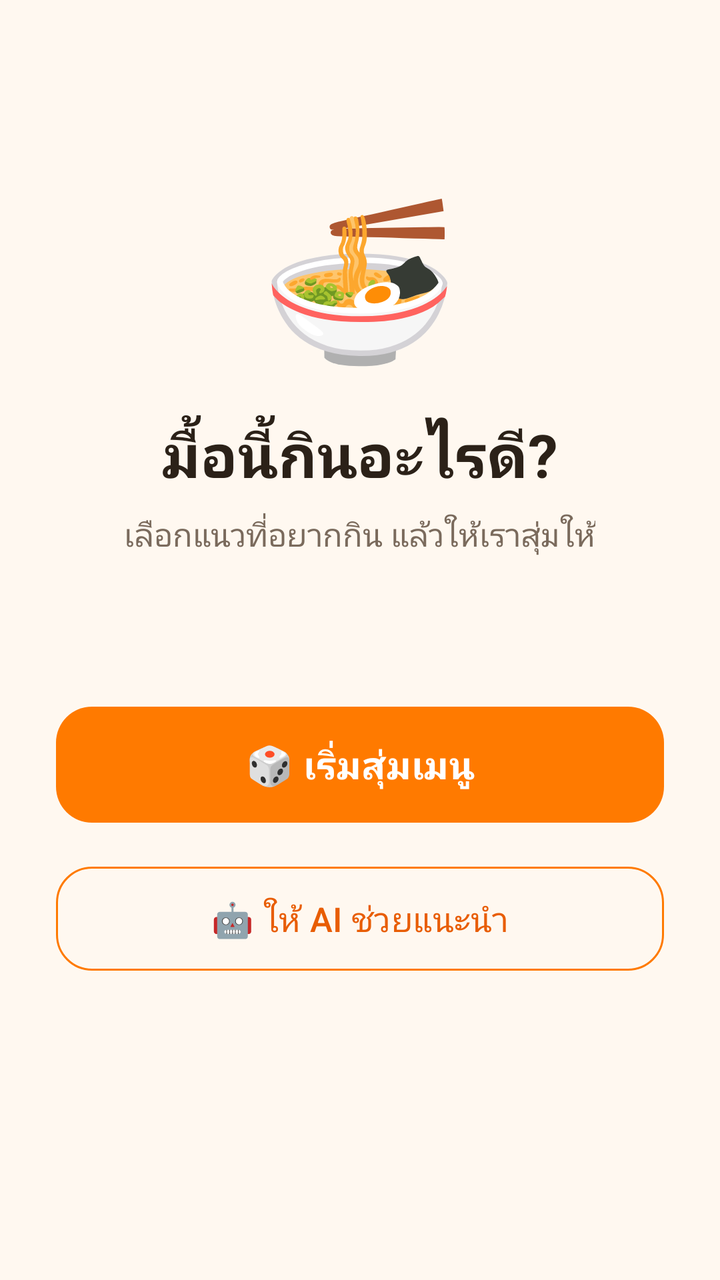
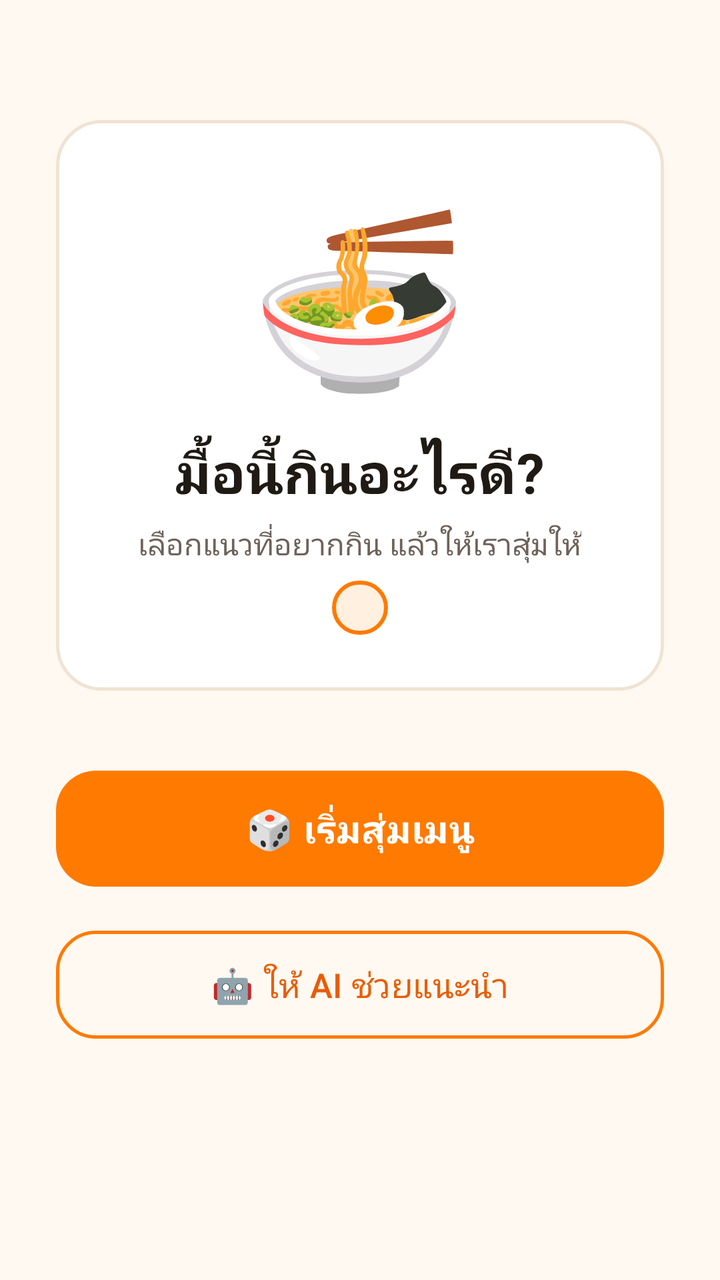

Screens rendered from an Android XML layout before and after an edit, with the pre-edit source and the edit as a unified diff.
<!-- AndroidManifest.xml: application theme Theme.GinRaiDee -->
<!-- res/layout/activity_main.xml -->
<?xml version="1.0" encoding="utf-8"?>
<ScrollView xmlns:android="http://schemas.android.com/apk/res/android"
    xmlns:app="http://schemas.android.com/apk/res-auto"
    android:layout_width="match_parent"
    android:layout_height="match_parent"
    android:background="@color/cream"
    android:fillViewport="true">

    <LinearLayout
        android:layout_width="match_parent"
        android:layout_height="wrap_content"
        android:gravity="center_horizontal"
        android:orientation="vertical"
        android:padding="28dp">

        <TextView
            android:layout_width="wrap_content"
            android:layout_height="wrap_content"
            android:layout_marginTop="56dp"
            android:text="🍜"
            android:textSize="80sp" />

        <TextView
            android:layout_width="wrap_content"
            android:layout_height="wrap_content"
            android:layout_marginTop="16dp"
            android:text="@string/main_title"
            android:textColor="@color/text_primary"
            android:textSize="30sp"
            android:textStyle="bold" />

        <TextView
            android:layout_width="wrap_content"
            android:layout_height="wrap_content"
            android:layout_marginTop="8dp"
            android:gravity="center"
            android:text="@string/main_subtitle"
            android:textColor="@color/text_secondary"
            android:textSize="16sp" />

        <TextView
            android:id="@+id/tvMenuCount"
            android:layout_width="wrap_content"
            android:layout_height="wrap_content"
            android:layout_marginTop="4dp"
            android:textColor="@color/text_secondary"
            android:textSize="14sp" />

        <com.google.android.material.button.MaterialButton
            android:id="@+id/btnStart"
            android:layout_width="match_parent"
            android:layout_height="66dp"
            android:layout_marginTop="48dp"
            android:text="@string/main_start"
            android:textSize="19sp"
            android:textStyle="bold"
            app:backgroundTint="@color/orange_primary"
            app:cornerRadius="18dp" />

        <com.google.android.material.button.MaterialButton
            android:id="@+id/btnAi"
            style="@style/Widget.Material3.Button.OutlinedButton"
            android:layout_width="match_parent"
            android:layout_height="60dp"
            android:layout_marginTop="14dp"
            android:text="@string/main_ai"
            android:textColor="@color/orange_dark"
            android:textSize="17sp"
            app:cornerRadius="18dp"
            app:strokeColor="@color/orange_primary" />

    </LinearLayout>
</ScrollView>
<!-- resources referenced by this layout -->
<resources>
  <color name="cream">#FFF8F0</color>
  <color name="orange_dark">#E85D04</color>
  <color name="orange_primary">#FF7A00</color>
  <color name="text_primary">#2B2118</color>
  <color name="text_secondary">#7A6A5C</color>
  <string name="main_ai">🤖  ให้ AI ช่วยแนะนำ</string>
  <string name="main_start">🎲  เริ่มสุ่มเมนู</string>
  <string name="main_subtitle">เลือกแนวที่อยากกิน แล้วให้เราสุ่มให้</string>
  <string name="main_title">มื้อนี้กินอะไรดี?</string>
  <style name="Theme.GinRaiDee" parent="Theme.Material3.DayNight.NoActionBar">
          <item name="colorPrimary">@color/orange_primary</item>
          <item name="colorPrimaryDark">@color/orange_dark</item>
          <item name="colorAccent">@color/orange_primary</item>
          <item name="android:windowBackground">@color/cream</item>
          <item name="android:statusBarColor">@color/orange_primary</item>
      </style>
</resources>

<!-- the commit's change to res/layout/activity_main.xml (unified diff, before → after) -->
@@ -13,61 +13,77 @@
         android:orientation="vertical"
         android:padding="28dp">
 
-        <TextView
-            android:layout_width="wrap_content"
+        <LinearLayout
+            android:layout_width="match_parent"
             android:layout_height="wrap_content"
-            android:layout_marginTop="56dp"
-            android:text="🍜"
-            android:textSize="80sp" />
+            android:layout_marginTop="32dp"
+            android:background="@drawable/bg_card"
+            android:gravity="center"
+            android:orientation="vertical"
+            android:padding="28dp">
 
-        <TextView
-            android:layout_width="wrap_content"
-            android:layout_height="wrap_content"
-            android:layout_marginTop="16dp"
-            android:text="@string/main_title"
-            android:textColor="@color/text_primary"
-            android:textSize="30sp"
-            android:textStyle="bold" />
+            <TextView
+                android:layout_width="wrap_content"
+                android:layout_height="wrap_content"
+                android:text="🍜"
+                android:textSize="88sp" />
 
-        <TextView
-            android:layout_width="wrap_content"
-            android:layout_height="wrap_content"
-            android:layout_marginTop="8dp"
-            android:gravity="center"
-            android:text="@string/main_subtitle"
-            android:textColor="@color/text_secondary"
-            android:textSize="16sp" />
+            <TextView
+                android:layout_width="wrap_content"
+                android:layout_height="wrap_content"
+                android:layout_marginTop="12dp"
+                android:text="@string/main_title"
+                android:textColor="@color/text_primary"
+                android:textSize="28sp"
+                android:textStyle="bold" />
 
-        <TextView
-            android:id="@+id/tvMenuCount"
-            android:layout_width="wrap_content"
-            android:layout_height="wrap_content"
-            android:layout_marginTop="4dp"
-            android:textColor="@color/text_secondary"
-            android:textSize="14sp" />
+            <TextView
+                android:layout_width="wrap_content"
+                android:layout_height="wrap_content"
+                android:layout_marginTop="6dp"
+                android:gravity="center"
+                android:text="@string/main_subtitle"
+                android:textColor="@color/text_secondary"
+                android:textSize="15sp" />
+
+            <TextView
+                android:id="@+id/tvMenuCount"
+                android:layout_width="wrap_content"
+                android:layout_height="wrap_content"
+                android:layout_marginTop="8dp"
+                android:background="@drawable/bg_spinner"
+                android:paddingStart="14dp"
+                android:paddingTop="4dp"
+                android:paddingEnd="14dp"
+                android:paddingBottom="4dp"
+                android:textColor="@color/orange_dark"
+                android:textSize="14sp"
+                android:textStyle="bold" />
+        </LinearLayout>
 
         <com.google.android.material.button.MaterialButton
             android:id="@+id/btnStart"
             android:layout_width="match_parent"
             android:layout_height="66dp"
-            android:layout_marginTop="48dp"
+            android:layout_marginTop="36dp"
             android:text="@string/main_start"
             android:textSize="19sp"
             android:textStyle="bold"
             app:backgroundTint="@color/orange_primary"
-            app:cornerRadius="18dp" />
+            app:cornerRadius="20dp" />
 
         <com.google.android.material.button.MaterialButton
             android:id="@+id/btnAi"
             style="@style/Widget.Material3.Button.OutlinedButton"
             android:layout_width="match_parent"
-            android:layout_height="60dp"
+            android:layout_height="62dp"
             android:layout_marginTop="14dp"
             android:text="@string/main_ai"
             android:textColor="@color/orange_dark"
             android:textSize="17sp"
-            app:cornerRadius="18dp"
-            app:strokeColor="@color/orange_primary" />
+            app:cornerRadius="20dp"
+            app:strokeColor="@color/orange_primary"
+            app:strokeWidth="1.5dp" />
 
     </LinearLayout>
 </ScrollView>
<!-- resource entries referenced after the edit -->
@@ -1,10 +1,30 @@
 <!-- resources referenced by this layout -->
 <resources>
-  <color name="cream">#FFF8F0</color>
+  <color name="cream">#FFF9F2</color>
   <color name="orange_dark">#E85D04</color>
   <color name="orange_primary">#FF7A00</color>
-  <color name="text_primary">#2B2118</color>
-  <color name="text_secondary">#7A6A5C</color>
+  <color name="text_primary">#1F1A14</color>
+  <color name="text_secondary">#6E6259</color>
+  <!-- drawable bg_card (drawable) -->
+  <?xml version="1.0" encoding="utf-8"?>
+  <shape xmlns:android="http://schemas.android.com/apk/res/android"
+      android:shape="rectangle">
+      <solid android:color="@color/white" />
+      <corners android:radius="22dp" />
+      <stroke
+          android:width="1.5dp"
+          android:color="@color/border_color" />
+  </shape>
+  <!-- drawable bg_spinner (drawable) -->
+  <?xml version="1.0" encoding="utf-8"?>
+  <shape xmlns:android="http://schemas.android.com/apk/res/android"
+      android:shape="rectangle">
+      <solid android:color="@color/orange_light" />
+      <corners android:radius="24dp" />
+      <stroke
+          android:width="2dp"
+          android:color="@color/orange_primary" />
+  </shape>
   <string name="main_ai">🤖  ให้ AI ช่วยแนะนำ</string>
   <string name="main_start">🎲  เริ่มสุ่มเมนู</string>
   <string name="main_subtitle">เลือกแนวที่อยากกิน แล้วให้เราสุ่มให้</string>
@@ -16,5 +36,8 @@
           <item name="android:windowBackground">@color/cream</item>
           <item name="android:statusBarColor">@color/orange_primary</item>
       </style>
+  <color name="white">#FFFFFF</color>
+  <color name="border_color">#F0E3D3</color>
+  <color name="orange_light">#FFF0E0</color>
 </resources>
 
